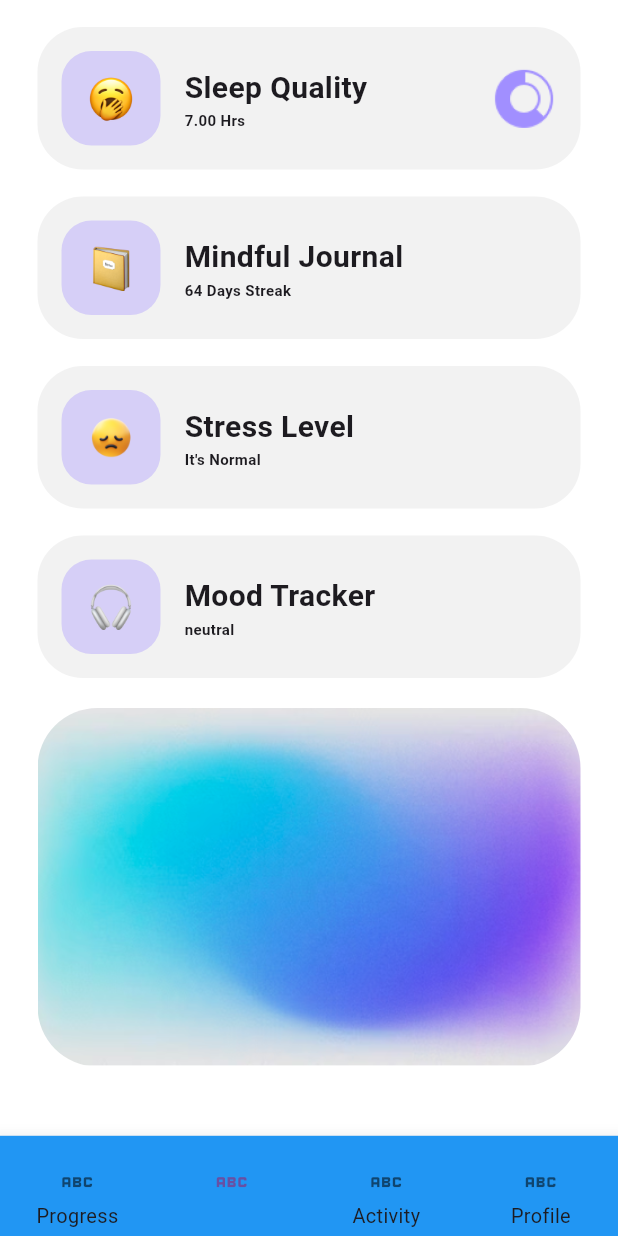
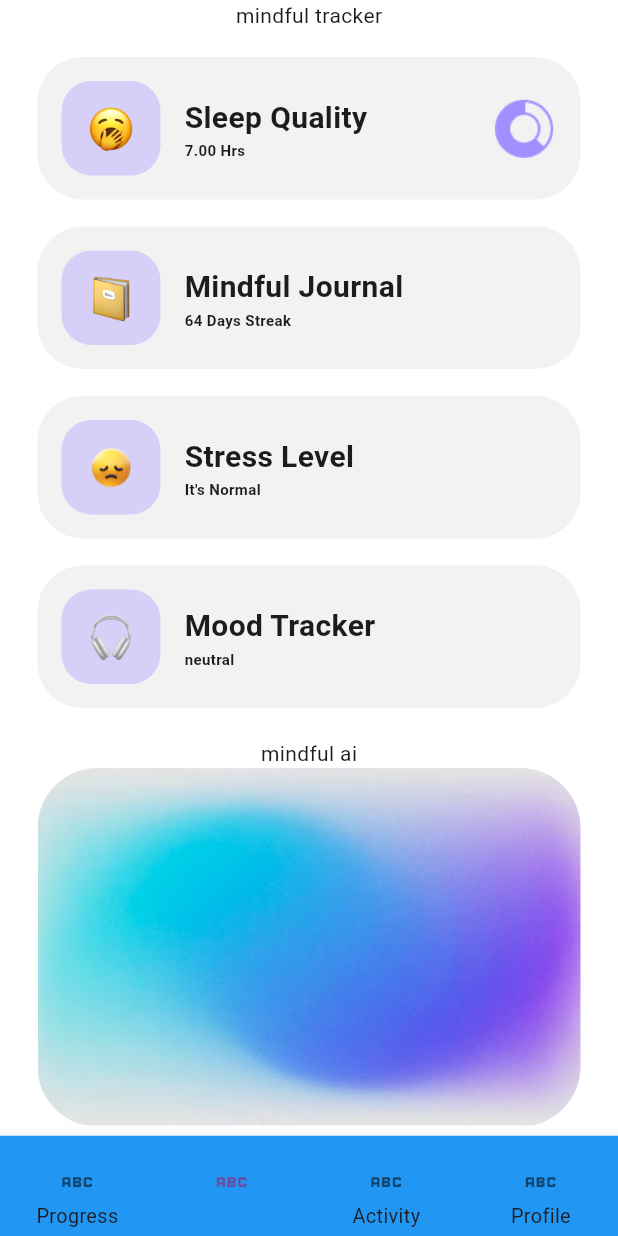
Before and after one commit to psantosh16/BeWell, a Flutter app: the screen it shows after launch, on a phone screen of 412 x 824 dp. Run offline on Flutter 3.47's test engine with Material 3 defaults, Android fonts, the phone set to English and light mode, and no system bars; our stand-ins replace flutter_screenutil, get_storage, injectable, logger, stacked, stacked_services and 1 more.

Commit message:
section text added

```diff
--- a/lib/ui/views/home/home_view.dart
+++ b/lib/ui/views/home/home_view.dart
@@ -23,13 +23,16 @@ class _HomeViewState extends State<HomeView> {
             body: SafeArea(
               child: Padding(
                 padding: EdgeInsets.symmetric(horizontal: 25.0),
-                child: Center(
+                child: SingleChildScrollView(
                   child: Column(
                     mainAxisSize: MainAxisSize.max,
                     mainAxisAlignment: MainAxisAlignment.spaceBetween,
                     children: [
                       Column(
                         children: [
+                          HomeSectionHeading(
+                            title: "mindful tracker",
+                          ),
                           MindfulTrackerCard(
                             imagePath: "assets/home/sleepy.png",
                             title: "Sleep Quality",
@@ -61,6 +64,7 @@ class _HomeViewState extends State<HomeView> {
                           SizedBox(
                             height: 20,
                           ),
+                          HomeSectionHeading(title: "mindful ai"),
                           MindfulAiCard()
                         ],
                       ),
--- a/lib/ui/views/home/home_view_components.dart
+++ b/lib/ui/views/home/home_view_components.dart
@@ -1,11 +1,12 @@
 import 'package:flutter/material.dart';
 
 class HomeSectionHeading extends StatelessWidget {
-  const HomeSectionHeading({super.key});
+  final String? title;
+  const HomeSectionHeading({super.key, this.title});
 
   @override
   Widget build(BuildContext context) {
-    return const Text("its subheading here");
+    return  Text(title??"subHeading");
   }
 }
 
```
